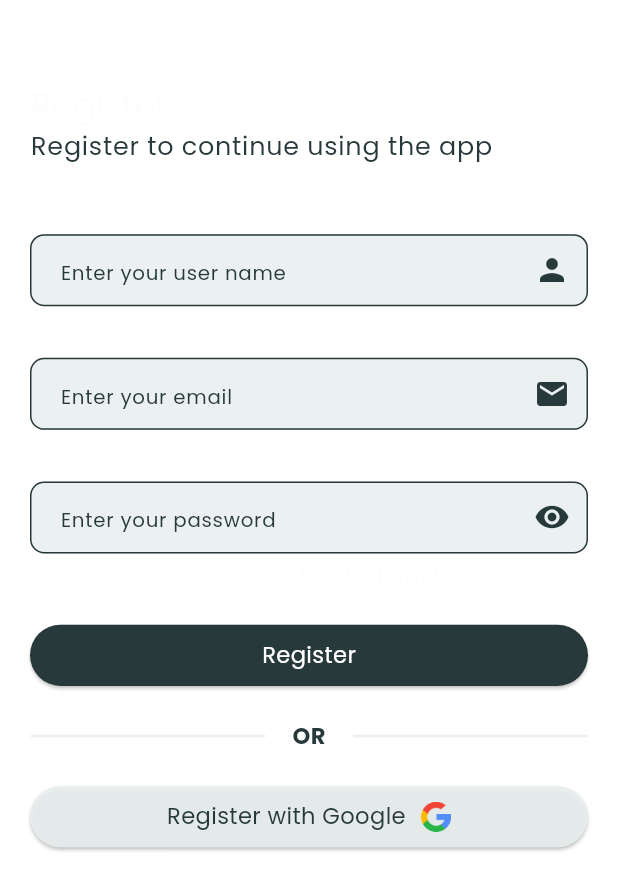
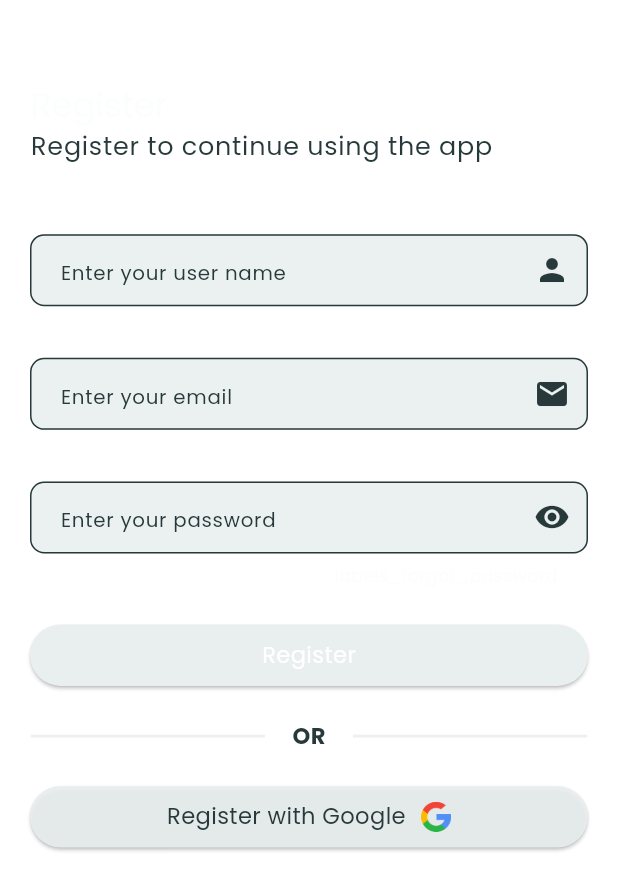
Before and after one commit to WeamZuhairBreakHneidy/Sakkeni, a Flutter app: the screen it shows after launch, after a tap on "Login", after a tap on "Register", on a phone screen of 412 x 824 dp. Shown: the top 890 px of the screen. Run offline on Flutter 3.47's test engine with Material 3 defaults, Android fonts, the phone set to English and light mode, and no system bars; our stand-ins replace firebase_auth, firebase_core, flutter_screenutil, flutter_secure_storage, get, get_storage and 1 more; accounts and stored records are empty.

Commit message:
Background UI finished

```diff
--- a/lib/app/core/theme/colors.dart
+++ b/lib/app/core/theme/colors.dart
@@ -6,7 +6,9 @@ class AppColors {
   static const Color secondary = Color(0x26496C6D); // 15% opacity
   // static const Color surface = Color.fromRGBO(252, 253, 253, 1);
   static const Color surface = Color.fromRGBO(233, 238, 238, 0.9);
+  static const Color responsiveButtonColor = Color.fromRGBO(233, 238, 238, 1);
 
   static const Color white = Color.fromRGBO(252, 253, 253, 1);
   static const Color background= Color.fromRGBO(39, 57, 58, 0.8);
+  static const Color orange = Color.fromRGBO(255, 238, 126, 28);
 }
--- a/lib/app/core/theme/themes.dart
+++ b/lib/app/core/theme/themes.dart
@@ -13,10 +13,13 @@ class AppTheme {
 
     return ThemeData(
 
+
       colorScheme: ColorScheme.light(
         primary: AppColors.primary,
         secondary: AppColors.secondary,
         surface: AppColors.surface,
+        error: AppColors.orange,
+
 
 
       ),
@@ -29,7 +32,7 @@ class AppTheme {
         headlineMedium: TextStyle(fontSize: 22.r, fontWeight: FontWeight.w600, color: AppColors.white),
         bodyLarge: TextStyle(fontSize: 18.r, color: AppColors.primary),
         bodyMedium: TextStyle(fontSize: 16.r, color: AppColors.primary),
-        bodySmall: TextStyle(fontSize: 14.r, color: AppColors.white),
+        bodySmall: TextStyle(fontSize: 12.r, color: AppColors.white,fontWeight: FontWeight.w400),
         labelLarge: TextStyle(fontSize: 16.r, fontWeight: FontWeight.bold, color: AppColors.primary),
       ),
       appBarTheme: AppBarTheme(
@@ -40,7 +43,7 @@ class AppTheme {
       ),
       elevatedButtonTheme: ElevatedButtonThemeData(
         style: ElevatedButton.styleFrom(
-          backgroundColor: AppColors.primary,
+          backgroundColor: AppColors.responsiveButtonColor,
           foregroundColor: AppColors.surface,
           shape: RoundedRectangleBorder(borderRadius: BorderRadius.circular(12.r)),
           padding: EdgeInsets.symmetric(horizontal: 20.w, vertical: 12.h),
--- a/lib/app/modules/auth/views/auth_view.dart
+++ b/lib/app/modules/auth/views/auth_view.dart
@@ -107,6 +107,7 @@ class AuthView extends GetView<AuthController> {
                     InputTextFormField(
 
 
+                      errorStyle: TextStyle(height: 0, color: Theme.of(context).colorScheme.error),
                       labelTextAboveTextField: Text(
                         'labels_email'.tr,
                         style: Theme.of(context).textTheme.bodyLarge,
@@ -124,6 +125,8 @@ class AuthView extends GetView<AuthController> {
                     //Password
                     Obx(
                       () => InputTextFormField(
+
+                        errorStyle: const TextStyle(height: -1, color: Colors.transparent),
 
                         labelTextAboveTextField: Text(
                           'labels_password'.tr,
@@ -145,7 +148,7 @@ class AuthView extends GetView<AuthController> {
                           },
                         ),
 
-                        helper: Text(''),
+
                         validatorType: ValidatorType.LoginPassword,
 
                       ),
@@ -189,70 +192,66 @@ class AuthView extends GetView<AuthController> {
                       clickable: true,
                       margin: EdgeInsets.symmetric(horizontal: 48).w,
                       buttonStyle: ButtonStyle(
-                        padding: WidgetStatePropertyAll(
-                          EdgeInsets.symmetric(vertical: 10.r),
-                        ),
+
+
                         shape: WidgetStatePropertyAll(
                           RoundedRectangleBorder(
-                            borderRadius: BorderRadius.all(Radius.circular(50.r)),
+                            borderRadius: BorderRadius.all(Radius.circular(10.r)),
                           ),
                         ),
                       ),
                       buttonWidth: Get.width,
-                      child: Text('labels_login'.tr, style: Theme.of(context).textTheme.bodyMedium?.copyWith(color: Colors.white,)),
+                      child: Text('labels_login'.tr, style: Theme.of(context).textTheme.bodyMedium),
                     ),
-                    20.verticalSpace,
+                    40.verticalSpace,
 
-                    //OR Divider
-                    CustomDivider(
-
-                      height: 20.h,
-                      text: 'OR',
-                      fontSize: 16.r,
-                      fontFamily: AppTheme.primaryFont,
-
-                      thickness: 2,
-                      indent: 20.w,
-                      endIndent: 20.w,
-
-
-                    ),
-                    20.verticalSpace,
-                    //Google Login
-                    ResponsiveButton(
-                      onPressed: () {},
-                      clickable: true,
-                      margin: EdgeInsets.symmetric(horizontal: 48).w,
-                      buttonStyle: ButtonStyle(
-                        backgroundColor: WidgetStatePropertyAll(AppColors.surface),
-                        overlayColor: WidgetStatePropertyAll(Theme.of(context).colorScheme.secondary),
-                        padding: WidgetStatePropertyAll(
-                          EdgeInsets.symmetric(vertical: 10.r),
-                        ),
-                        shape: WidgetStatePropertyAll(
-                          RoundedRectangleBorder(
-                            borderRadius: BorderRadius.all(Radius.circular(50.r)),
-                          ),
-                        ),
-                      ),
-                      buttonWidth: Get.width,
-                      child: Row(
-                        mainAxisAlignment: MainAxisAlignment.center,
-                        children: [
-                          Text('labels_login_with_Google'.tr, style: Theme.of(context).textTheme.bodyMedium,),
-                          10.horizontalSpace,
-                          Image.asset(
-                            'assets/google.png',
-                            width: 20,
-                            height: 20,
-                          ),
-
-                        ],
-                      ),
-                    ),
-                    20.verticalSpace,
-
-                    //Don't have an account
+                    // //OR Divider
+                    // CustomDivider(
+                    //
+                    //   height: 20.h,
+                    //   text: 'OR',
+                    //   fontSize: 16.r,
+                    //   fontFamily: AppTheme.primaryFont,
+                    //
+                    //   thickness: 2,
+                    //   indent: 20.w,
+                    //   endIndent: 20.w,
+                    //
+                    //
+                    // ),
+                    // 20.verticalSpace,
+                    // //Google Login
+                    // ResponsiveButton(
+                    //   onPressed: () {},
+                    //   clickable: true,
+                    //   margin: EdgeInsets.symmetric(horizontal: 48).w,
+                    //   buttonStyle: ButtonStyle(
+                    //     backgroundColor: WidgetStatePropertyAll(AppColors.surface),
+                    //     overlayColor: WidgetStatePropertyAll(Theme.of(context).colorScheme.secondary),
+                    //     padding: WidgetStatePropertyAll(
+                    //       EdgeInsets.symmetric(vertical: 10.r),
+                    //     ),
+                    //     shape: WidgetStatePropertyAll(
+                    //       RoundedRectangleBorder(
+                    //         borderRadius: BorderRadius.all(Radius.circular(50.r)),
+                    //       ),
+                    //     ),
+                    //   ),
+                    //   buttonWidth: Get.width,
+                    //   child: Row(
+                    //     mainAxisAlignment: MainAxisAlignment.center,
+                    //     children: [
+                    //       Text('labels_login_with_Google'.tr, style: Theme.of(context).textTheme.bodyMedium,),
+                    //       10.horizontalSpace,
+                    //       Image.asset(
+                    //         'assets/google.png',
+                    //         width: 20,
+                    //         height: 20,
+                    //       ),
+                    //
+                    //     ],
+                    //   ),
+                    // ),
                     Row(
                       mainAxisAlignment: MainAxisAlignment.center,
                       children: [
@@ -260,16 +259,29 @@ class AuthView extends GetView<AuthController> {
                           "labels_dont_have_an_account".tr,
                           style: Theme.of(context).textTheme.bodySmall,
                         ),
-                        TextButton(onPressed: (){
 
-
-                          Get.toNamed(Routes.REGISTER);
-
-
-                        }, child: Text('labels_register'.tr, style: Theme.of(context).textTheme.bodySmall?.copyWith(fontWeight: FontWeight.bold),),)
                       ],
                     ),
 
+                    20.verticalSpace,
+                    ResponsiveButton(
+                      onPressed: () {
+                        Get.toNamed(Routes.REGISTER);
+                      },
+                      clickable: true,
+                      margin: EdgeInsets.symmetric(horizontal: 48).w,
+                      buttonStyle: ButtonStyle(
+
+
+                        shape: WidgetStatePropertyAll(
+                          RoundedRectangleBorder(
+                            borderRadius: BorderRadius.all(Radius.circular(10.r)),
+                          ),
+                        ),
+                      ),
+                      buttonWidth: Get.width,
+                      child: Text('labels_register'.tr, style: Theme.of(context).textTheme.bodyMedium),
+                    ),
 
 
                   ],
--- a/lib/app/widgets/input_text_form_field.dart
+++ b/lib/app/widgets/input_text_form_field.dart
@@ -19,6 +19,7 @@ class InputTextFormField extends StatelessWidget {
   final Widget? suffixIcon; // Suffix icon
   final Widget? icon; // Custom leading icon
   final Widget? helper;
+  final TextStyle? errorStyle;
 
   final Widget? counter;
   InputTextFormField({
@@ -34,6 +35,7 @@ class InputTextFormField extends StatelessWidget {
     this.prefixIcon,
     this.suffixIcon,
     this.icon,
+    this.errorStyle,
     required this.obsecure,   this.labelTextAboveTextField, this.counter, this.helper,
   });
 
@@ -62,9 +64,11 @@ class InputTextFormField extends StatelessWidget {
             InputDecoration(
 
 
+              errorStyle: errorStyle,
               filled: true,
               icon: icon,
               fillColor: Theme.of(context).colorScheme.surface,
+
 
               helper: helper,
               counter: counter,
@@ -77,9 +81,10 @@ class InputTextFormField extends StatelessWidget {
                 borderRadius: BorderRadius.circular(10.r),
                 borderSide: BorderSide(color: Theme.of(context).colorScheme.primary, width: 1),
               ),
-              focusedBorder: OutlineInputBorder(
-                borderRadius: BorderRadius.circular(50.r),
-                borderSide: BorderSide(color: Theme.of(context).colorScheme.primary, width: 2),
+              focusedBorder:  OutlineInputBorder(
+
+                borderRadius: BorderRadius.circular(10.r),
+                borderSide: BorderSide(color: Theme.of(context).colorScheme.secondary, width: 1),
               ),
                 labelStyle: TextStyle(color: Theme.of(context).colorScheme.primary, fontSize: 14.r),
               hintText: hintText,
```
